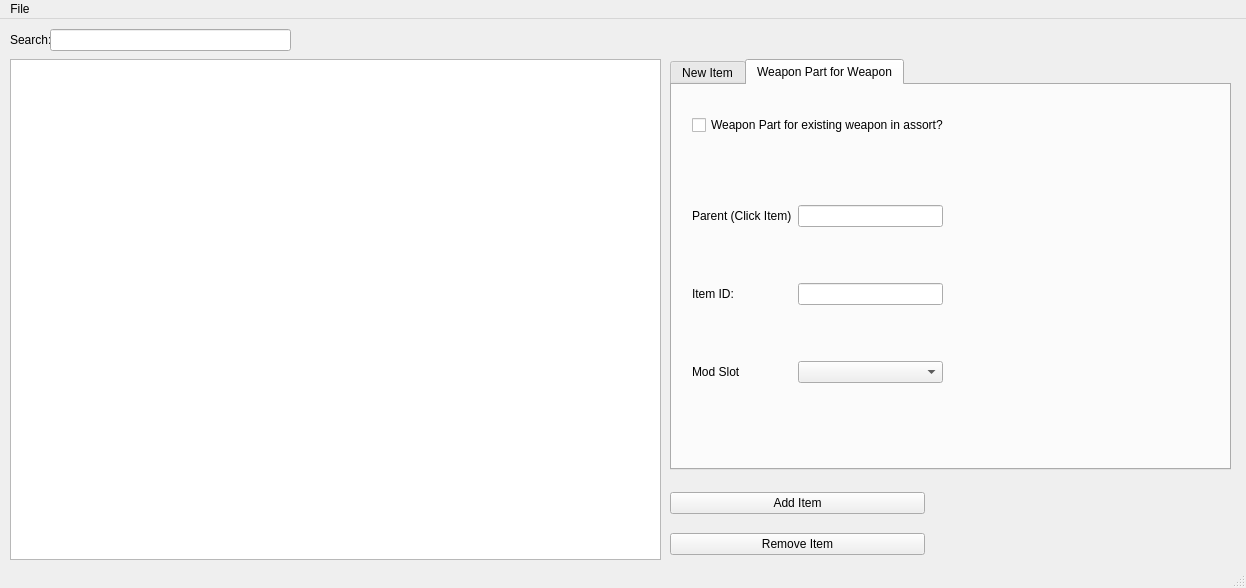
Before: the Qt Designer form src/tb_ui/gui_assort.ui in ThePi1/SPT-Trader-Builder, drawn with Qt 5.
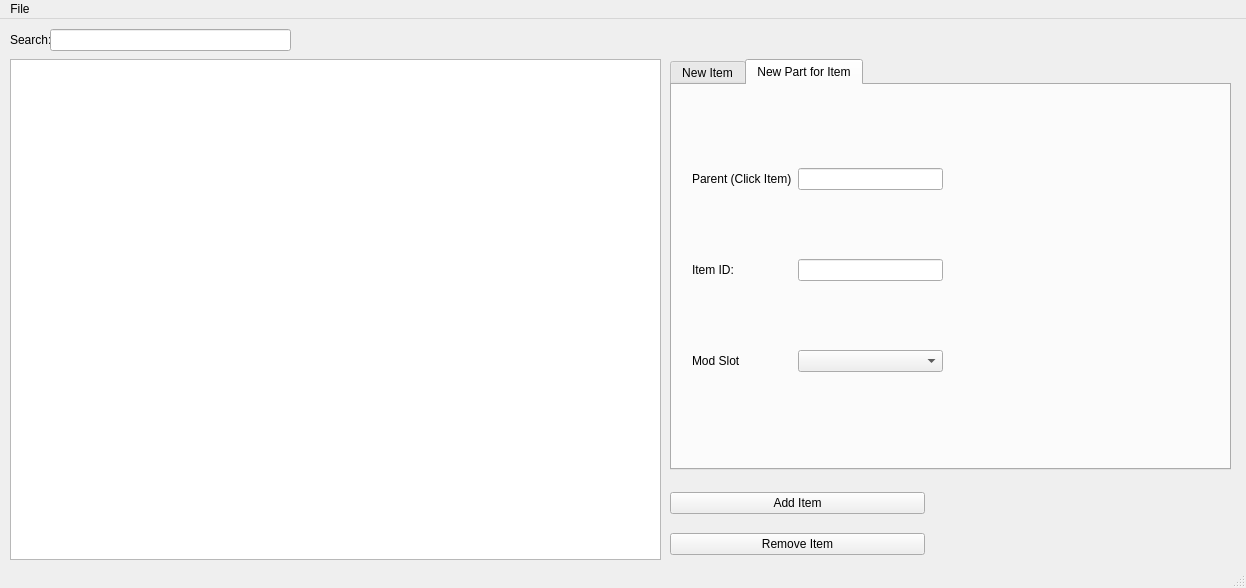
After: the same form once the commit is applied.

Commit message: Assort builder Cleanup and Protections

Diff of the .ui file:
```diff
--- a/src/tb_ui/gui_assort.ui
+++ b/src/tb_ui/gui_assort.ui
@@ -229,34 +229,15 @@
     </widget>
     <widget class="QWidget" name="ab_weapon_tab">
      <attribute name="title">
-      <string>Weapon Part for Weapon</string>
+      <string>New Part for Item</string>
      </attribute>
-     <widget class="QWidget" name="gridLayoutWidget_3">
-      <property name="geometry">
-       <rect>
-        <x>20</x>
-        <y>20</y>
-        <width>254</width>
-        <height>41</height>
-       </rect>
-      </property>
-      <layout class="QGridLayout" name="gridLayout_3">
-       <item row="0" column="0">
-        <widget class="QCheckBox" name="ab_weappart_check">
-         <property name="text">
-          <string>Weapon Part for existing weapon in assort?</string>
-         </property>
-        </widget>
-       </item>
-      </layout>
-     </widget>
      <widget class="QWidget" name="gridLayoutWidget_4">
       <property name="geometry">
        <rect>
         <x>20</x>
-        <y>70</y>
+        <y>20</y>
         <width>251</width>
-        <height>281</height>
+        <height>331</height>
        </rect>
       </property>
       <layout class="QGridLayout" name="gridLayout_4">
```
The commit also changes 3 other files.
